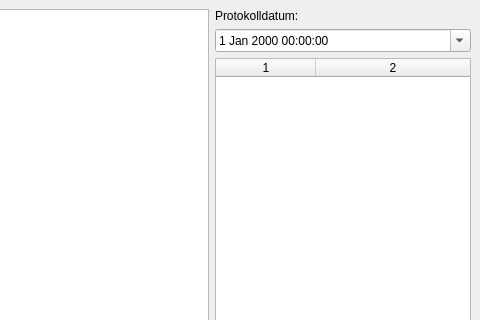
Robotregent/EBP, file ebp_client/bewohnerprotokoll.ui: the form before one commit; both pictures show x 709 to 1189 and y 0 to 320 of the 1189 by 777 pixel window.
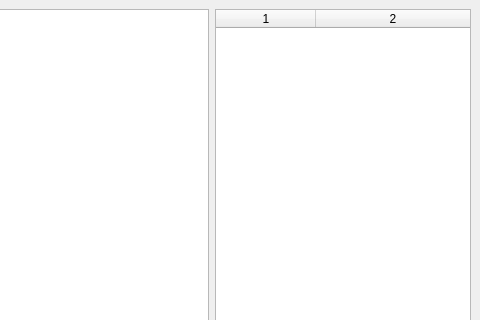
The form after the commit. Icons and pictures are not drawn.

```diff
--- a/ebp_client/bewohnerprotokoll.ui
+++ b/ebp_client/bewohnerprotokoll.ui
@@ -40,24 +40,10 @@
      </widget>
     </item>
     <item row="0" column="2">
-     <layout class="QVBoxLayout" name="verticalLayout" stretch="0,0,0,0">
+     <layout class="QVBoxLayout" name="verticalLayout" stretch="0,0">
       <property name="sizeConstraint">
        <enum>QLayout::SetMinimumSize</enum>
       </property>
-      <item>
-       <widget class="QLabel" name="label">
-        <property name="text">
-         <string>Protokolldatum:</string>
-        </property>
-       </widget>
-      </item>
-      <item>
-       <widget class="QDateTimeEdit" name="ProtokollDatum">
-        <property name="calendarPopup">
-         <bool>true</bool>
-        </property>
-       </widget>
-      </item>
       <item>
        <widget class="QTableWidget" name="tableWidget">
         <property name="dragEnabled">
```
